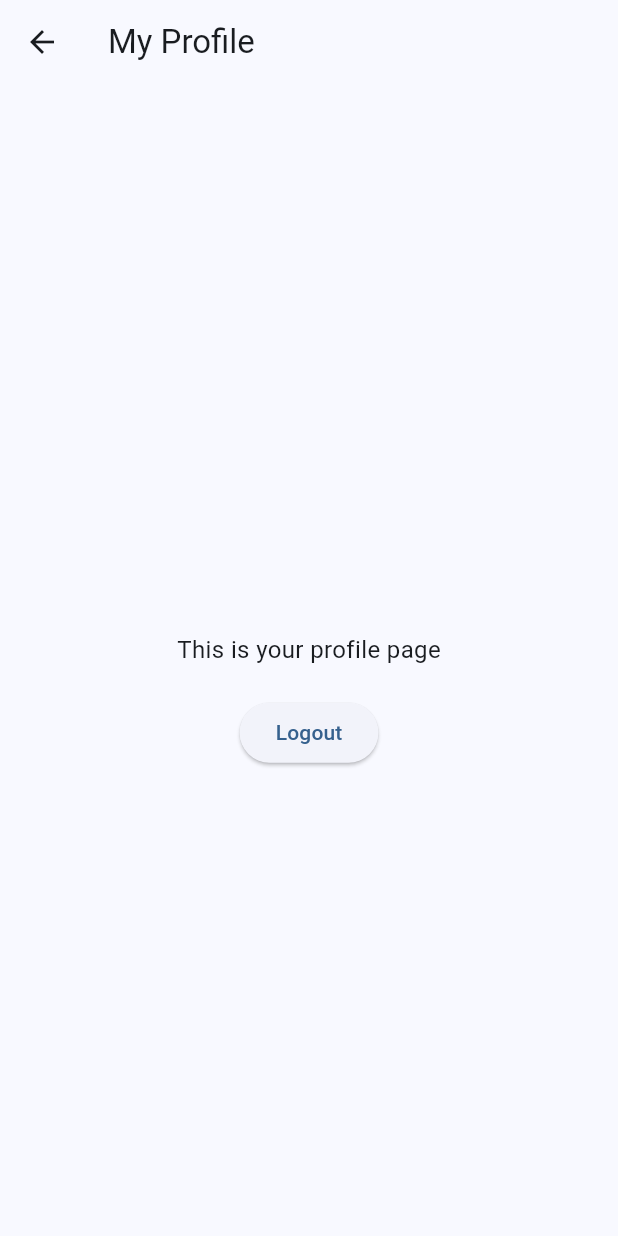
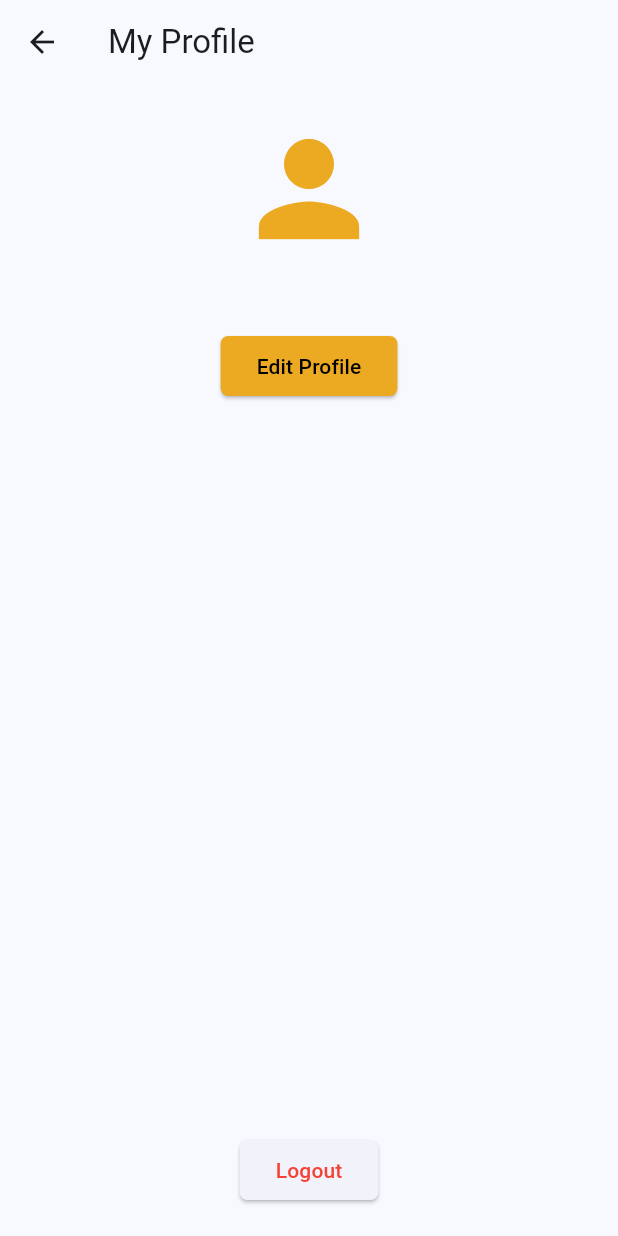
Before and after one commit to Kasehito/anime_list_app, a Flutter app: the ProfilePage screen opened directly, on a phone screen of 412 x 824 dp. Run offline on Flutter 3.47's test engine with Material 3 defaults, Android fonts, the phone set to English and light mode, and no system bars; our stand-ins replace flutter_svg, get, google_fonts, shared_preferences, sqflite; accounts and stored records are empty.

Commit message:
edit profile_page and my_button

```diff
--- a/lib/component/my_button.dart
+++ b/lib/component/my_button.dart
@@ -21,9 +21,11 @@ class MyButton extends StatelessWidget {
     return ElevatedButton(
       onPressed: onpressed,
       style: ElevatedButton.styleFrom(
-        foregroundColor: fgColor,
-        backgroundColor: bgColor,
-      ),
+          foregroundColor: fgColor,
+          backgroundColor: bgColor,
+          shape: RoundedRectangleBorder(
+            borderRadius: BorderRadius.circular(5),
+          )),
       child: Text(
         text,
         style: textStyle,
--- a/lib/pages/profile_page.dart
+++ b/lib/pages/profile_page.dart
@@ -1,12 +1,17 @@
 import 'package:anime_list_app/component/my_button.dart';
 import 'package:anime_list_app/controller/auth_controller.dart';
+import 'package:anime_list_app/style/my_color.dart';
 import 'package:flutter/material.dart';
 import 'package:get/get.dart';
+import 'package:anime_list_app/controller/watchlist_controller.dart';
+import 'package:anime_list_app/layout/watchlist_view.dart';
 
 class ProfilePage extends StatelessWidget {
   ProfilePage({super.key});
 
   final AuthController authController = Get.find<AuthController>();
+  final WatchlistController watchlistController =
+      Get.put(WatchlistController());
 
   @override
   Widget build(BuildContext context) {
@@ -14,32 +19,45 @@ class ProfilePage extends StatelessWidget {
       appBar: AppBar(
         title: const Text('My Profile'),
       ),
-      body: Center(
-        child: Column(
-          mainAxisAlignment: MainAxisAlignment.center,
-          crossAxisAlignment: CrossAxisAlignment.center,
-          children: [
-            Obx(() => Text(
+      body: Obx(
+        () => Padding(
+          padding: const EdgeInsets.all(20),
+          child: Center(
+            child: Column(children: [
+              Icon(Icons.person, size: 100, color: MyColors.primaryColor),
+              const SizedBox(
+                width: 15,
+              ),
+              Text(
                 authController.username.value,
+                // 'username',
                 style: const TextStyle(
                   fontSize: 24,
                   fontWeight: FontWeight.bold,
                 ),
-                )),
-            const SizedBox(height: 20),
-            const Text(
-              'This is your profile page',
-              style: TextStyle(
-                fontSize: 16,
               ),
+              SizedBox(
+                height: 10,
               ),
-            const SizedBox(height: 20),
+              MyButton(
+                text: 'Edit Profile',
+                onpressed: () {},
+                bgColor: MyColors.primaryColor,
+                fgColor: MyColors.primaryLightColor,
+              ),
+              SizedBox(
+                height: 20,
+              ),
+              Expanded(child: SizedBox()),
               MyButton(
                 text: 'Logout',
                 onpressed: () {
                   authController.logout();
-                }),
-          ],
+                },
+                fgColor: Colors.red,
+              ),
+            ]),
+          ),
         ),
       ),
     );
```
Lines whose indentation alone changed are shown as unchanged.
